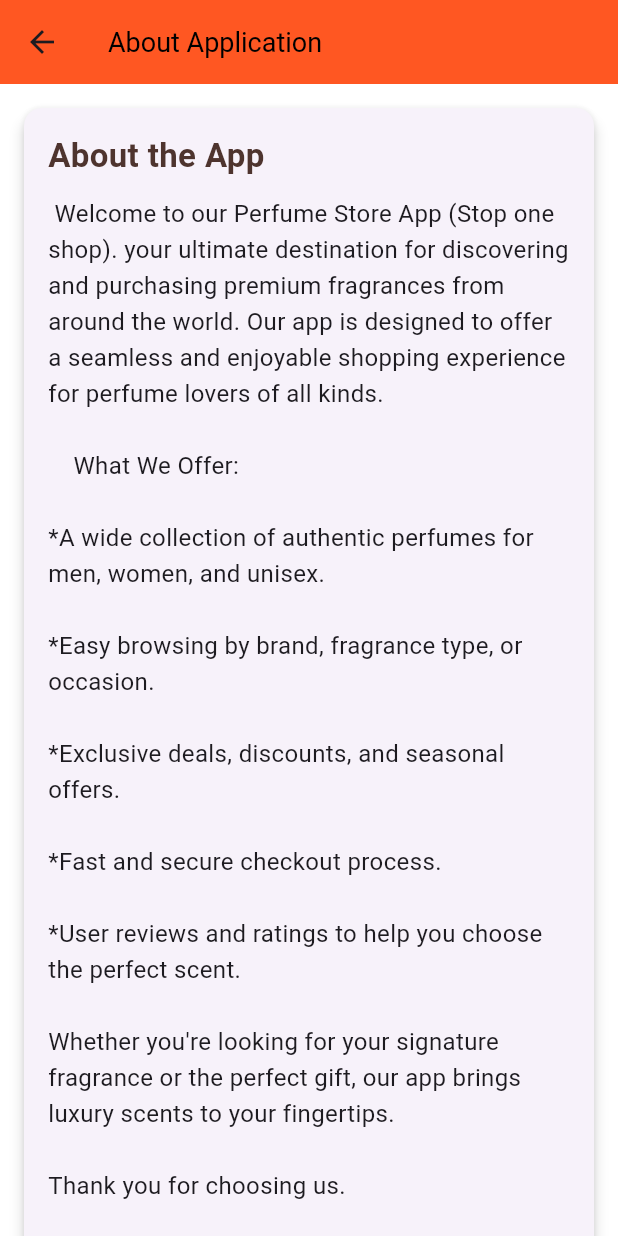
After one commit to YazanMtawej/onestopshop, a Flutter app: the ProfileViewBody screen opened directly, after a tap on "About the application", on a phone screen of 412 x 824 dp. The commit adds this screen. Run offline on Flutter 3.47's test engine with Material 3 defaults, Android fonts, the phone set to English and light mode, and no system bars; our stand-ins replace convex_bottom_bar, device_preview, flutter_svg, font_awesome_flutter, get.

Commit message:
add from app view and finish it

```diff
--- a/lib/assets.dart
+++ b/lib/assets.dart
@@ -1,10 +1,10 @@
-class AssetsData{
-
+class AssetsData {
   static const logo = "assets/images/2.png";
   static const text = "assets/images/6.jpg'";
-   static const clothes = "assets/images/2.png'";
-    static const shose = "assets/images/2.png'";
-     static const perfume = "assets/images/2.png'";
-     static const profile1 = "assets/images/profile1.png";
-     static const profile2 = "assets/images/profile2.png";
+  static const profile1 = "assets/images/profile1.png";
+  static const profile2 = "assets/images/profile2.png";
+  static const p1 = "assets/images/p1.png";
+  static const p2 = "assets/images/p2.jpeg";
+  static const p3 = "assets/images/p3.png";
+  static const p4 = "assets/images/p4.webp";
 }
--- a/lib/features/Home/data/presentation/views/widgets/custom_card.dart
+++ b/lib/features/Home/data/presentation/views/widgets/custom_card.dart
@@ -72,8 +72,8 @@ class CustomCard extends StatelessWidget {
           ),
 
           Positioned(
-            right: 5,
-            top: -20,
+            right: -7,
+            top: -50,
 
             child:  Container(
               height: 110,
@@ -82,7 +82,7 @@ class CustomCard extends StatelessWidget {
             borderRadius: BorderRadius.circular(16),
             image: const DecorationImage(
               fit: BoxFit.fill,
-              image: AssetImage(AssetsData.logo),)
+              image: AssetImage(AssetsData.p1),)
           ),
         ),
       ),
--- a/lib/features/Home/data/presentation/views/widgets/home_view_body.dart
+++ b/lib/features/Home/data/presentation/views/widgets/home_view_body.dart
@@ -47,7 +47,7 @@ class HomeViewBody extends StatelessWidget {
                 child: ListView(
                   children: [
                     CustomProductImage(
-                     image: AssetsData.logo,
+                     image: AssetsData.p4,
                      onTap: () {
                        Get.to(
                          () => PerfumeView(),
--- a/lib/features/Home/data/presentation/views/widgets/perfum_list_view_item.dart
+++ b/lib/features/Home/data/presentation/views/widgets/perfum_list_view_item.dart
@@ -28,7 +28,7 @@ class PerfumeListViewItem extends StatelessWidget {
                   borderRadius: BorderRadius.circular(8),
                   image: const DecorationImage(
                     fit: BoxFit.fill,
-                    image: AssetImage(AssetsData.logo),
+                    image: AssetImage(AssetsData.p2),
                   ),
                 ),
               ),
--- a/lib/features/Home/data/presentation/views/widgets/product_detaills_view_body.dart
+++ b/lib/features/Home/data/presentation/views/widgets/product_detaills_view_body.dart
@@ -29,7 +29,7 @@ class ProducDetaillstViewBody extends StatelessWidget {
           children: [
             Padding(
               padding: EdgeInsets.symmetric(horizontal: width * .17),
-              child: CustomProductImage(image: AssetsData.logo,),
+              child: CustomProductImage(image: AssetsData.p3,),
             ),
             Text(
               'Detaills',
--- /dev/null
+++ b/lib/features/profile/presentation/views/from_app_view.dart
@@ -0,0 +1,11 @@
+import 'package:flutter/material.dart';
+import 'package:onestopshop/features/profile/presentation/views/widgets/from_app_view_body.dart';
+
+class FromAppView extends StatelessWidget {
+  const FromAppView({super.key});
+
+  @override
+  Widget build(BuildContext context) {
+    return const FromAppViewBody();
+  }
+}
--- /dev/null
+++ b/lib/features/profile/presentation/views/widgets/from_app_view_body.dart
@@ -0,0 +1,86 @@
+import 'package:flutter/material.dart';
+import 'package:onestopshop/assets.dart';
+import 'package:onestopshop/constents.dart';
+
+class FromAppViewBody extends StatelessWidget {
+  const FromAppViewBody({super.key});
+
+  @override
+  Widget build(BuildContext context) {
+    return  Scaffold(
+      appBar: AppBar(
+          backgroundColor: kAppBarColor,
+          elevation: 0,
+          title: const Text(
+            'About Application',
+            style: TextStyle(fontSize: 18, color: Colors.black),
+          ),
+        ) ,
+      body: ListView(children:[
+        Card(
+  elevation: 4,
+  shape: RoundedRectangleBorder(
+    borderRadius: BorderRadius.circular(12),
+  ),
+  margin: const EdgeInsets.all(16),
+  child: Padding(
+    padding: const EdgeInsets.all(16.0),
+    child: Column(
+      crossAxisAlignment: CrossAxisAlignment.start,
+      children: [
+        Text(
+          'About the App',
+          style: TextStyle(
+            fontSize: 22,
+            fontWeight: FontWeight.bold,
+            color: Colors.brown[800],
+          ),
+        ),
+        const SizedBox(height: 12),
+        const Text(
+''' Welcome to our Perfume Store App (Stop one shop). your ultimate destination for discovering and purchasing premium fragrances from around the world. Our app is designed to offer a seamless and enjoyable shopping experience for perfume lovers of all kinds.
+
+    What We Offer:
+
+*A wide collection of authentic perfumes for men, women, and unisex.
+
+*Easy browsing by brand, fragrance type, or occasion.
+
+*Exclusive deals, discounts, and seasonal offers.
+
+*Fast and secure checkout process.
+
+*User reviews and ratings to help you choose the perfect scent.
+
+Whether you're looking for your signature fragrance or the perfect gift, our app brings luxury scents to your fingertips.
+
+Thank you for choosing us.
+
+we hope you enjoy your fragrance journey!''',
+          style: TextStyle(fontSize: 16, height: 1.5),
+        ),
+
+      ],
+    ),
+  ),
+),
+     Container(
+  decoration: BoxDecoration(
+    image: DecorationImage(
+      image: AssetImage(AssetsData.p2),
+      fit: BoxFit.cover,
+      colorFilter: ColorFilter.mode(Colors.black.withOpacity(0.3), BlendMode.darken),
+    ),
+  ),
+  child: Padding(
+    padding: EdgeInsets.all(24),
+    child: Text(
+      'Discover luxury fragrances...',
+      style: TextStyle(color: Colors.white, fontSize: 20),
+    ),
+  ),
+)
+      ],),
+    );
+  }
+}
--- a/lib/features/profile/presentation/views/widgets/profile_view_body.dart
+++ b/lib/features/profile/presentation/views/widgets/profile_view_body.dart
@@ -1,6 +1,9 @@
 import 'package:flutter/material.dart';
-import 'package:onestopshop/assets.dart';
+import 'package:get/get_navigation/get_navigation.dart';
+import 'package:get/utils.dart';
 import 'package:onestopshop/constents.dart';
+import 'package:onestopshop/features/profile/presentation/views/Settings_view.dart';
+import 'package:onestopshop/features/profile/presentation/views/from_app_view.dart';
 import 'package:onestopshop/features/profile/presentation/views/widgets/profile_button.dart';
 import 'package:onestopshop/features/profile/presentation/views/widgets/profile_design.dart';
 
@@ -25,17 +28,35 @@ class ProfileViewBody extends StatelessWidget {
             crossAxisAlignment: CrossAxisAlignment.start,
             children: [
               ProfileDesign(),
-               const       SizedBox(height: 10,),
+              const SizedBox(height: 10),
               Center(
                 child: Text(
                   "Name User",
                   style: TextStyle(fontSize: 30, fontWeight: FontWeight.bold),
                 ),
               ),
-        const       SizedBox(height: 20,),
-  ProfileButton(title: 'Settings',onTap: (){},),
- const SizedBox(height: 20,),
-  ProfileButton(title: 'About the application',onTap: (){},),
+              const SizedBox(height: 20),
+              ProfileButton(
+                title: 'Settings',
+                onTap: () {
+                  Get.to(
+                    () => SettingsView(),
+                    duration: kTranstionDuration,
+                    transition: Transition.fade,
+                  );
+                },
+              ),
+              const SizedBox(height: 20),
+              ProfileButton(
+                title: 'About the application',
+                onTap: () {
+                  Get.to(
+                    () => FromAppView(),
+                    duration: kTranstionDuration,
+                    transition: Transition.fade,
+                  );
+                },
+              ),
             ],
           ),
         ),
```
Also changed, not shown: lib/features/profile/presentation/views/Settings_view.dart (+1 -11 lines), lib/features/profile/presentation/views/widgets/settings_view_body.dart (+35 -3 lines), assets/images/p1.png (added), assets/images/p2.jpeg (added), assets/images/p3.png (added), assets/images/p4.webp (added).
